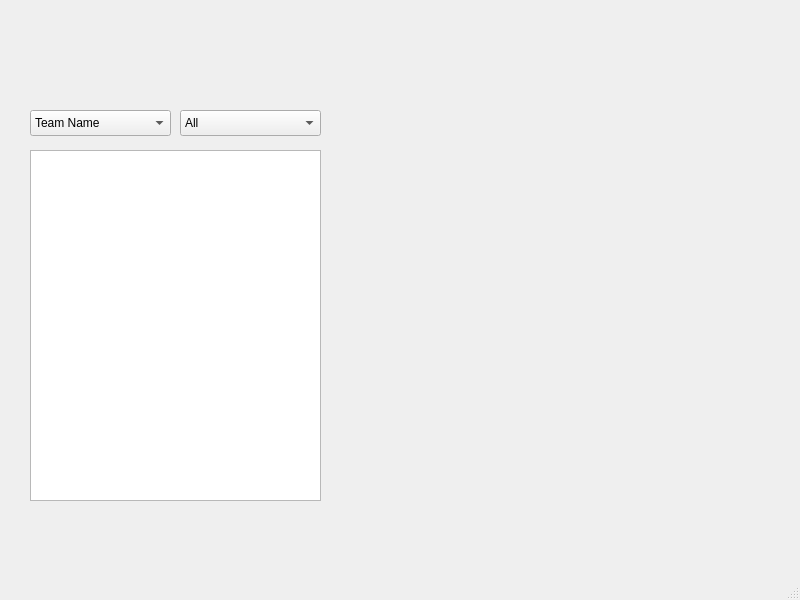
First picture: the form in mainwindow.ui, repository DonovanFoley/CS1DProject2, before the edit.
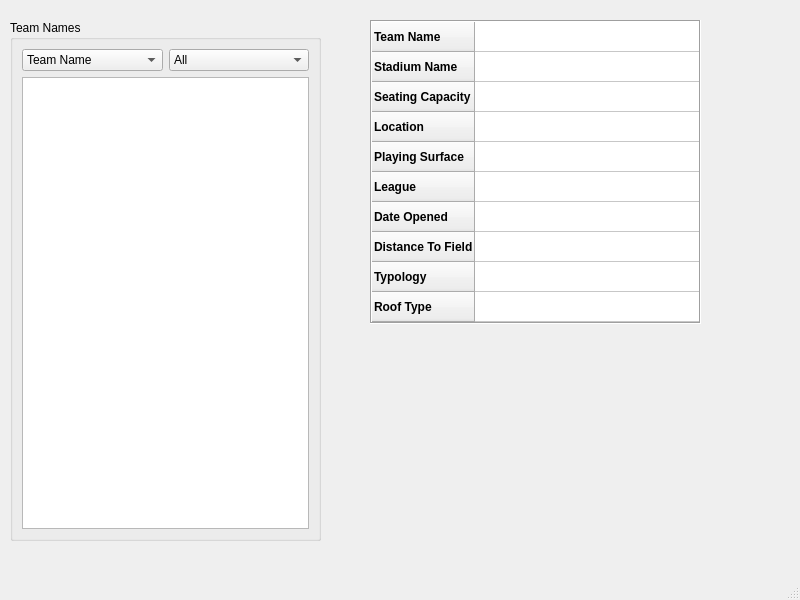
Second picture: the form after the edit.

Diff of the .ui file:
```diff
--- a/mainwindow.ui
+++ b/mainwindow.ui
@@ -14,73 +14,240 @@
    <string>MainWindow</string>
   </property>
   <widget class="QWidget" name="centralwidget">
-   <widget class="QListWidget" name="listWidget_teamList">
+   <widget class="QGroupBox" name="groupBox">
     <property name="geometry">
      <rect>
-      <x>30</x>
-      <y>150</y>
-      <width>291</width>
-      <height>351</height>
+      <x>10</x>
+      <y>20</y>
+      <width>311</width>
+      <height>521</height>
      </rect>
     </property>
+    <property name="title">
+     <string>Team Names</string>
+    </property>
+    <layout class="QGridLayout" name="gridLayout">
+     <item row="1" column="0" colspan="2">
+      <widget class="QListWidget" name="listWidget_teamList"/>
+     </item>
+     <item row="0" column="0">
+      <widget class="QComboBox" name="comboBox_sort">
+       <item>
+        <property name="text">
+         <string>Team Name</string>
+        </property>
+       </item>
+       <item>
+        <property name="text">
+         <string>Stadium Name</string>
+        </property>
+       </item>
+       <item>
+        <property name="text">
+         <string>Park Typology</string>
+        </property>
+       </item>
+       <item>
+        <property name="text">
+         <string>Date Opened</string>
+        </property>
+       </item>
+      </widget>
+     </item>
+     <item row="0" column="1">
+      <widget class="QComboBox" name="comboBox_exclude">
+       <item>
+        <property name="text">
+         <string>All</string>
+        </property>
+       </item>
+       <item>
+        <property name="text">
+         <string>American League</string>
+        </property>
+       </item>
+       <item>
+        <property name="text">
+         <string>National League</string>
+        </property>
+       </item>
+       <item>
+        <property name="text">
+         <string>Open Roof</string>
+        </property>
+       </item>
+      </widget>
+     </item>
+    </layout>
    </widget>
-   <widget class="QComboBox" name="comboBox_sort">
+   <widget class="QTableWidget" name="tableWidget_teamInfo">
+    <property name="enabled">
+     <bool>true</bool>
+    </property>
     <property name="geometry">
      <rect>
-      <x>30</x>
-      <y>110</y>
-      <width>141</width>
-      <height>26</height>
+      <x>370</x>
+      <y>20</y>
+      <width>331</width>
+      <height>304</height>
      </rect>
     </property>
-    <item>
+    <property name="inputMethodHints">
+     <set>Qt::ImhNone</set>
+    </property>
+    <property name="frameShape">
+     <enum>QFrame::Box</enum>
+    </property>
+    <property name="frameShadow">
+     <enum>QFrame::Sunken</enum>
+    </property>
+    <property name="lineWidth">
+     <number>1</number>
+    </property>
+    <property name="editTriggers">
+     <set>QAbstractItemView::NoEditTriggers</set>
+    </property>
+    <property name="tabKeyNavigation">
+     <bool>true</bool>
+    </property>
+    <property name="alternatingRowColors">
+     <bool>false</bool>
+    </property>
+    <attribute name="horizontalHeaderVisible">
+     <bool>false</bool>
+    </attribute>
+    <attribute name="horizontalHeaderCascadingSectionResizes">
+     <bool>false</bool>
+    </attribute>
+    <attribute name="horizontalHeaderDefaultSectionSize">
+     <number>280</number>
+    </attribute>
+    <attribute name="verticalHeaderMinimumSectionSize">
+     <number>10</number>
+    </attribute>
+    <row>
      <property name="text">
       <string>Team Name</string>
      </property>
-    </item>
-    <item>
+     <property name="font">
+      <font>
+       <bold>true</bold>
+      </font>
+     </property>
+    </row>
+    <row>
      <property name="text">
       <string>Stadium Name</string>
      </property>
-    </item>
-    <item>
+     <property name="font">
+      <font>
+       <bold>true</bold>
+      </font>
+     </property>
+    </row>
+    <row>
      <property name="text">
-      <string>Park Typology</string>
+      <string>Seating Capacity</string>
      </property>
-    </item>
-    <item>
+     <property name="font">
+      <font>
+       <bold>true</bold>
+      </font>
+     </property>
+    </row>
+    <row>
+     <property name="text">
+      <string>Location</string>
+     </property>
+     <property name="font">
+      <font>
+       <bold>true</bold>
+      </font>
+     </property>
+    </row>
+    <row>
+     <property name="text">
+      <string>Playing Surface</string>
+     </property>
+     <property name="font">
+      <font>
+       <bold>true</bold>
+      </font>
+     </property>
+    </row>
+    <row>
+     <property name="text">
+      <string>League</string>
+     </property>
+     <property name="font">
+      <font>
+       <bold>true</bold>
+      </font>
+     </property>
+    </row>
+    <row>
      <property name="text">
       <string>Date Opened</string>
      </property>
-    </item>
-   </widget>
-   <widget class="QComboBox" name="comboBox_exclude">
-    <property name="geometry">
-     <rect>
-      <x>180</x>
-      <y>110</y>
-      <width>141</width>
-      <height>26</height>
-     </rect>
-    </property>
-    <item>
+     <property name="font">
+      <font>
+       <bold>true</bold>
+      </font>
+     </property>
+    </row>
+    <row>
      <property name="text">
-      <string>All</string>
+      <string>Distance To Field</string>
      </property>
+     <property name="font">
+      <font>
+       <bold>true</bold>
+      </font>
+     </property>
+    </row>
+    <row>
+     <property name="text">
+      <string>Typology</string>
+     </property>
+     <property name="font">
+      <font>
+       <bold>true</bold>
+      </font>
+     </property>
+    </row>
+    <row>
+     <property name="text">
+      <string>Roof Type</string>
+     </property>
+     <property name="font">
+      <font>
+       <bold>true</bold>
+      </font>
+     </property>
+    </row>
+    <column>
+     <property name="text">
+      <string/>
+     </property>
+    </column>
+    <item row="0" column="0">
+     <property name="text">
+      <string/>
+     </property>
     </item>
-    <item>
+    <item row="1" column="0">
      <property name="text">
-      <string>American League</string>
+      <string/>
      </property>
     </item>
-    <item>
+    <item row="2" column="0">
      <property name="text">
-      <string>National League</string>
+      <string/>
      </property>
     </item>
-    <item>
+    <item row="3" column="0">
      <property name="text">
-      <string>Open Roof</string>
+      <string/>
      </property>
     </item>
    </widget>
```
